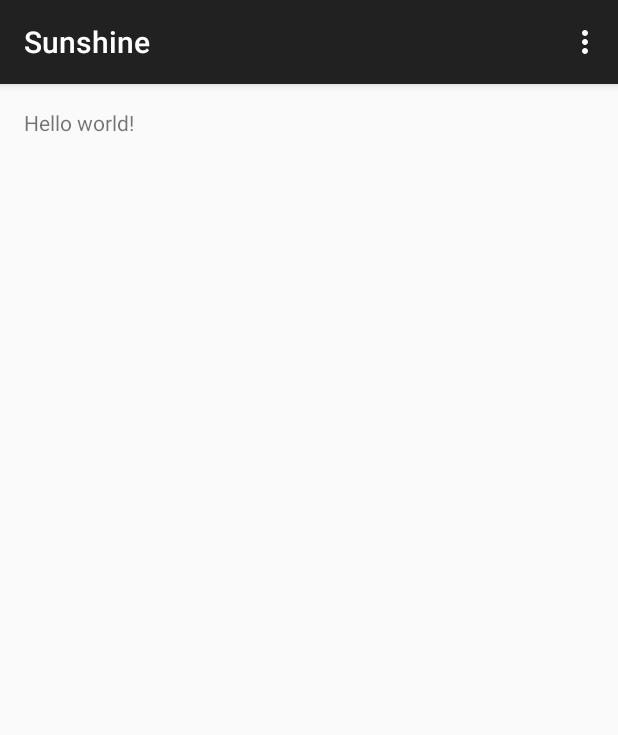
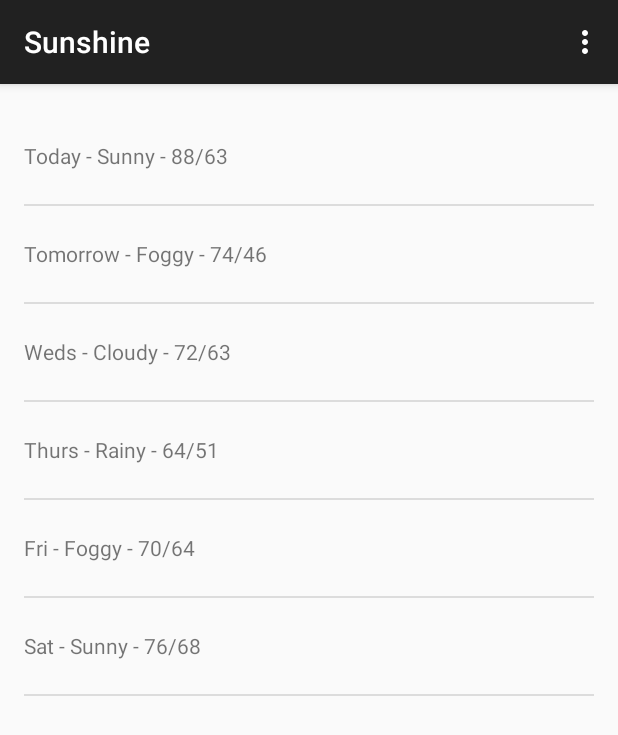
Before and after one commit to sazid/Sunshine, an Android app: the screen it shows after launch (MainActivity), on a phone screen of 412 x 824 dp. Shown: the top 735 px of the screen. Run offline under Robolectric (Android 15) with nearby library versions, the light colour scheme and no system bars.

Commit message:
Prepare the ListView with some initial dummy data

```diff
--- a/Sunshine/app/src/main/java/com/mohammedsazidalrashid/android/sunshine/MainActivity.java
+++ b/Sunshine/app/src/main/java/com/mohammedsazidalrashid/android/sunshine/MainActivity.java
@@ -25,16 +25,20 @@
 
 package com.mohammedsazidalrashid.android.sunshine;
 
+import android.os.Bundle;
+import android.support.v4.app.Fragment;
 import android.support.v7.app.ActionBarActivity;
-import android.support.v7.app.ActionBar;
-import android.support.v4.app.Fragment;
-import android.os.Bundle;
 import android.view.LayoutInflater;
 import android.view.Menu;
 import android.view.MenuItem;
 import android.view.View;
 import android.view.ViewGroup;
-import android.os.Build;
+import android.widget.ArrayAdapter;
+import android.widget.ListView;
+
+import java.util.ArrayList;
+import java.util.Arrays;
+import java.util.List;
 
 
 public class MainActivity extends ActionBarActivity {
@@ -85,6 +89,29 @@
         public View onCreateView(LayoutInflater inflater, ViewGroup container,
                                  Bundle savedInstanceState) {
             View rootView = inflater.inflate(R.layout.fragment_main, container, false);
+
+            String[] forecastArray = {
+                    "Today - Sunny - 88/63",
+                    "Tomorrow - Foggy - 74/46",
+                    "Weds - Cloudy - 72/63",
+                    "Thurs - Rainy - 64/51",
+                    "Fri - Foggy - 70/64",
+                    "Sat - Sunny - 76/68"
+            };
+
+            List<String> weekForecast = new ArrayList<>(
+                    Arrays.asList(forecastArray));
+
+            ArrayAdapter<String> adapter = new ArrayAdapter<>(
+                    getActivity(),
+                    R.layout.list_item_forecast,
+                    R.id.list_item_forecast_textview,
+                    weekForecast
+            );
+
+            ListView listviewForecast = (ListView) rootView.findViewById(R.id.listview_forecast);
+            listviewForecast.setAdapter(adapter);
+
             return rootView;
         }
     }
--- a/Sunshine/app/src/main/res/layout/fragment_main.xml
+++ b/Sunshine/app/src/main/res/layout/fragment_main.xml
@@ -1,12 +1,16 @@
-<RelativeLayout xmlns:android="http://schemas.android.com/apk/res/android"
-    xmlns:tools="http://schemas.android.com/tools" android:layout_width="match_parent"
-    android:layout_height="match_parent" android:paddingLeft="@dimen/activity_horizontal_margin"
+<FrameLayout xmlns:android="http://schemas.android.com/apk/res/android"
+    xmlns:tools="http://schemas.android.com/tools"
+    android:layout_width="match_parent"
+    android:layout_height="match_parent"
+    android:paddingBottom="@dimen/activity_vertical_margin"
+    android:paddingLeft="@dimen/activity_horizontal_margin"
     android:paddingRight="@dimen/activity_horizontal_margin"
     android:paddingTop="@dimen/activity_vertical_margin"
-    android:paddingBottom="@dimen/activity_vertical_margin"
     tools:context=".MainActivity$PlaceholderFragment">
 
-    <TextView android:text="@string/hello_world" android:layout_width="wrap_content"
-        android:layout_height="wrap_content" />
+    <ListView
+        android:id="@+id/listview_forecast"
+        android:layout_width="match_parent"
+        android:layout_height="match_parent" />
 
-</RelativeLayout>
+</FrameLayout>
--- /dev/null
+++ b/Sunshine/app/src/main/res/layout/list_item_forecast.xml
@@ -0,0 +1,33 @@
+<?xml version="1.0" encoding="utf-8"?><!--~~~~~~~~~~~~~~~~~~~~~~~~~~~~~~~~~~~~~~~~~~~~~~~~~~~~~~~~~~~~~~~~~~~~~~~~~~~~~~~
+  ~ Bismillahir Rahmanir Rahim, ALLAHU AKBAR                                      ~
+  ~ The MIT License (MIT)                                                         ~
+  ~                                                                               ~
+  ~ Copyright (c) 2014 Mohammed Sazid-Al-Rashid                                   ~
+  ~                                                                               ~
+  ~ Permission is hereby granted, free of charge, to any person obtaining a copy  ~
+  ~ of this software and associated documentation files (the "Software"), to deal ~
+  ~ in the Software without restriction, including without limitation the rights  ~
+  ~ to use, copy, modify, merge, publish, distribute, sublicense, and/or sell     ~
+  ~ copies of the Software, and to permit persons to whom the Software is         ~
+  ~ furnished to do so, subject to the following conditions:                      ~
+  ~                                                                               ~
+  ~ The above copyright notice and this permission notice shall be included in all~
+  ~ copies or substantial portions of the Software.                               ~
+  ~                                                                               ~
+  ~ THE SOFTWARE IS PROVIDED "AS IS", WITHOUT WARRANTY OF ANY KIND, EXPRESS OR    ~
+  ~ IMPLIED, INCLUDING BUT NOT LIMITED TO THE WARRANTIES OF MERCHANTABILITY,      ~
+  ~ FITNESS FOR A PARTICULAR PURPOSE AND NONINFRINGEMENT. IN NO EVENT SHALL THE   ~
+  ~ AUTHORS OR COPYRIGHT HOLDERS BE LIABLE FOR ANY CLAIM, DAMAGES OR OTHER        ~
+  ~ LIABILITY, WHETHER IN AN ACTION OF CONTRACT, TORT OR OTHERWISE, ARISING FROM, ~
+  ~ OUT OF OR IN CONNECTION WITH THE SOFTWARE OR THE USE OR OTHER DEALINGS IN THE ~
+  ~ SOFTWARE.                                                                     ~
+  ~~~~~~~~~~~~~~~~~~~~~~~~~~~~~~~~~~~~~~~~~~~~~~~~~~~~~~~~~~~~~~~~~~~~~~~~~~~~~~~-->
+
+<TextView xmlns:android="http://schemas.android.com/apk/res/android"
+    xmlns:tools="http://schemas.android.com/tools"
+    android:id="@+id/list_item_forecast_textview"
+    android:layout_width="match_parent"
+    android:layout_height="wrap_content"
+    android:minHeight="?android:listPreferredItemHeight"
+    android:gravity="center_vertical"
+    tools:text="Thu, Dec 14 - Fog - 77/57" />
```
Also changed, not shown: Sunshine/app/src/main/res/layout/activity_main.xml (+6 -3 lines).
